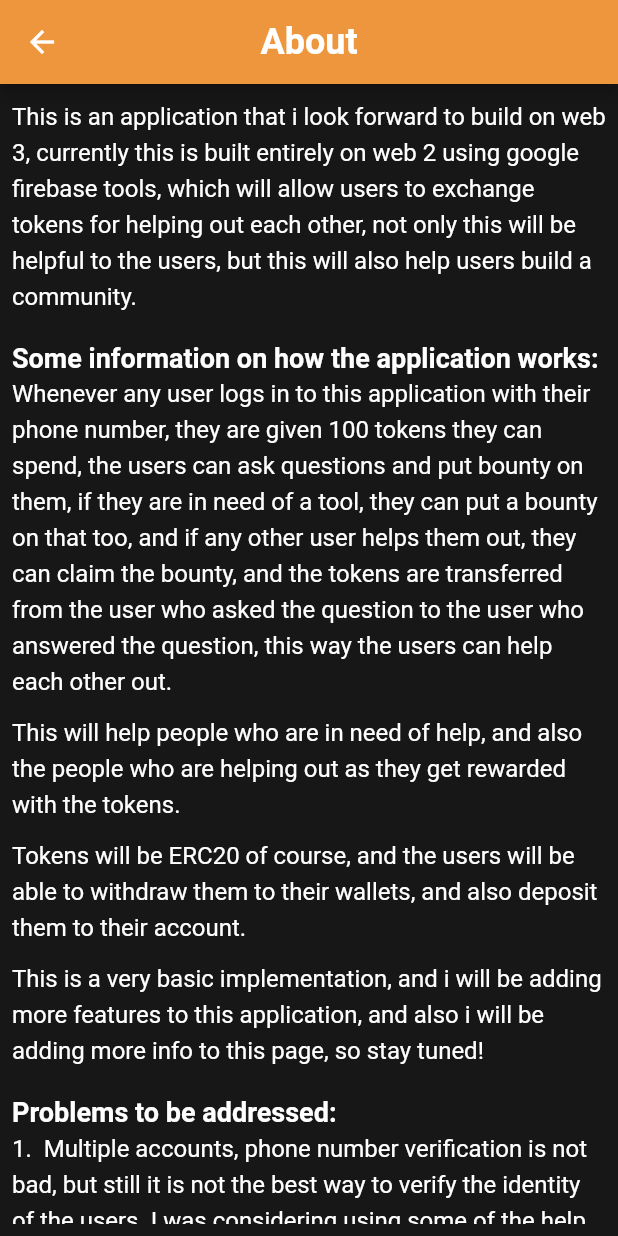
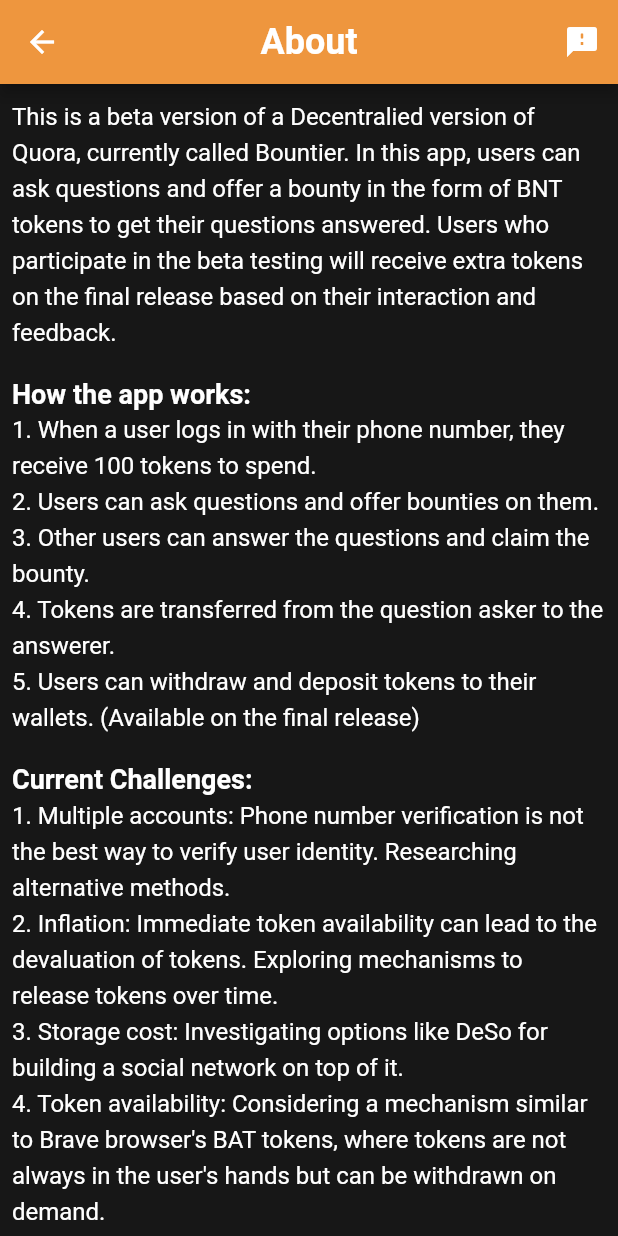
Before and after one commit to Schreezer/Insta, a Flutter app: the aboutScreen screen opened directly, on a phone screen of 412 x 824 dp. Run offline on Flutter 3.47's test engine with Material 2 defaults, Android fonts, the phone set to English and light mode, and no system bars; our stand-ins replace animated_text_kit, cached_network_image, cloud_firestore, country_picker, custom_sliding_segmented_control, firebase_auth and 8 more; missing offline and left inert: dart:html, otp_autofill, restart_app; accounts and stored records are empty; network calls fail.

Commit message:
Another set of changes

```diff
--- a/lib/resources/firestore_methods.dart
+++ b/lib/resources/firestore_methods.dart
@@ -50,8 +50,10 @@
         likes: [],
       );
 
-      _fireStore.collection("posts").doc(postId).set(post.toJson());
+      await _fireStore.collection("posts").doc(postId).set(post.toJson());
+
       res = "success";
+
     } catch (err) {
       res = err.toString();
       print(err);
--- a/lib/screens/about_screen.dart
+++ b/lib/screens/about_screen.dart
@@ -1,48 +1,103 @@
-import "package:flutter/material.dart";
-import "package:instagram/utils/colors.dart";
+import 'package:flutter/material.dart';
+import 'package:instagram/utils/colors.dart';
+import 'package:url_launcher/url_launcher.dart';
+// import 'package:url_launcher_platform_interface/url_launcher_platform_interface.dart';
 
 class aboutScreen extends StatelessWidget {
-  const aboutScreen({super.key});
+  const aboutScreen({Key? key}) : super(key: key);
 
   @override
   Widget build(BuildContext context) {
+    final Uri _url = Uri.parse('https://forms.gle/ecNUjxvLYwNFwo3r7');
+    Future<void> _launchUrl() async {
+      if (!await launchUrl(_url)) {
+        throw Exception('Could not launch $_url');
+      }
+    }
+
     return Scaffold(
       appBar: AppBar(
         backgroundColor: const Color.fromARGB(255, 238, 150, 62),
         title: const Text(
           "About",
-                style: TextStyle(fontSize: 24.0, fontWeight: FontWeight.w700, color: Colors.white),
+          style: TextStyle(
+            fontSize: 24.0,
+            fontWeight: FontWeight.w700,
+            color: Colors.white,
+          ),
         ),
         centerTitle: true,
+        actions: [
+          IconButton(
+            icon: const Icon(Icons.feedback_rounded),
+            onPressed: _launchUrl,
+          )
+        ],
       ),
-            body:
-            Padding(
+      body: Padding(
         padding: const EdgeInsets.all(8.0),
-              child: ListView(children: const [
-                Text("This is an application that i look forward to build on web 3, currently this is built entirely on web 2 using google firebase tools, which will allow users to exchange tokens for helping out each other, not only this will be helpful to the users, but this will also help users build a community.", style: TextStyle(fontSize: 16.0, height: 1.5)),
-                SizedBox(height: 20,),
-                Text("Some information on how the application works: ", style: TextStyle(fontSize: 18.0, fontWeight: FontWeight.w600)),
-                Text("Whenever any user logs in to this application with their phone number, they are given 100 tokens they can spend, the users can ask questions and put bounty on them, if they are in need of a tool, they can put a bounty on that too, and if any other user helps them out, they can claim the bounty, and the tokens are transferred from the user who asked the question to the user who answered the question, this way the users can help each other out.", style: TextStyle(fontSize: 16.0, height: 1.5)),
-                SizedBox(height: 10,),
-                Text("This will help people who are in need of help, and also the people who are helping out as they get rewarded with the tokens.", style: TextStyle(fontSize: 16.0, height: 1.5)),
-                SizedBox(height: 10,),
-                Text("Tokens will be ERC20 of course, and the users will be able to withdraw them to their wallets, and also deposit them to their account.", style: TextStyle(fontSize: 16.0, height: 1.5)),
-                SizedBox(height: 10,),
-                Text("This is a very basic implementation, and i will be adding more features to this application, and also i will be adding more info to this page, so stay tuned!", style: TextStyle(fontSize: 16.0, height: 1.5)),
-                SizedBox(height: 20,),
-                Text("Problems to be addressed: ", style: TextStyle(fontSize: 18.0, fontWeight: FontWeight.w600)),
-                Text("1.  Multiple accounts, phone number verification is not bad, but still it is not the best way to verify the identity of the users. I was considering using some of the help of WorldCoin, but i will need to study about it more.", style: TextStyle(fontSize: 16.0, height: 1.5)),
-                SizedBox(height: 10,),
-                Text("2.  Inflation, If the tokens are available immediately upon the account creation, the high selling pressure will not allow the value of the tokens to hold. I was thinking that it can be solved by building some sort of a mechanism by which the tokens are released to the users over time, but i will need to study about it more.", style: TextStyle(fontSize: 16.0, height: 1.5)),
-                SizedBox(height: 10,),
-                Text("3. Then the obvious problem comes in, who is gonna pay for the storage? I was considering using DeSo for the same as it will allow me to build a social network on top of it, but i will need to study about it more.", style: TextStyle(fontSize: 16.0, height: 1.5)),
-                SizedBox(height: 10,),
-                Text("4. I was also considering it to be kept something as how Brave browser does regarding the BAT tokens, as the tokens are not at all times in the hands of the users, but they can withdraw on demand when they wish to and it all becomes partially decentralised. This also requires more study.", style: TextStyle(fontSize: 16.0, height: 1.5)),
-                SizedBox(height: 10,),
-                Text("5. Another problem was that many users will be not willing to ask the questions, as they will need to put the bounty, but instead just be sitting there looking for the questions to come and look forward to collect the bounty. I was thinking that it wont be a problem since, if they know the answer, thats well and good, but i think, the people who legitimately need any help will still ask the quesitons, not sure how the public will behave, so it remains to be seen.", style: TextStyle(fontSize: 16.0, height: 1.5)),
-                SizedBox(height: 10,),
-                Text("6. What if the questioner refuses to release the bounty, even if the answer was helpful, for that i was considering bringing in oracles, the person who asked the question, can raise the issue with the oracles, this will cost 20% of the bounty in question to be paid by the issue raiser, and the oracles will decide if the bounty should be released or not, if the oracles decide that the bounty should be released, and the issue raiser will get the bounty that he paid to raise the issue, and if the oracles decide that the bounty should not be released, but i will need to study about it more as how how will the oracles will be selected.", style: TextStyle(fontSize: 16.0, height: 1.5)),
-              ],),
+        child: ListView(
+          children: const [
+            Text(
+              "This is a beta version of a Decentralied version of Quora, currently called Bountier. In this app, users can ask questions and offer a bounty in the form of BNT tokens to get their questions answered. Users who participate in the beta testing will receive extra tokens on the final release based on their interaction and feedback.",
+              style: TextStyle(fontSize: 16.0, height: 1.5),
+            ),
+            SizedBox(height: 20),
+            Text(
+              "How the app works:",
+              style: TextStyle(fontSize: 18.0, fontWeight: FontWeight.w600),
+            ),
+            Text(
+              "1. When a user logs in with their phone number, they receive 100 tokens to spend.",
+              style: TextStyle(fontSize: 16.0, height: 1.5),
+            ),
+            Text(
+              "2. Users can ask questions and offer bounties on them.",
+              style: TextStyle(fontSize: 16.0, height: 1.5),
+            ),
+            Text(
+              "3. Other users can answer the questions and claim the bounty.",
+              style: TextStyle(fontSize: 16.0, height: 1.5),
+            ),
+            Text(
+              "4. Tokens are transferred from the question asker to the answerer.",
+              style: TextStyle(fontSize: 16.0, height: 1.5),
+            ),
+            Text(
+              "5. Users can withdraw and deposit tokens to their wallets. (Available on the final release)",
+              style: TextStyle(fontSize: 16.0, height: 1.5),
+            ),
+            SizedBox(height: 20),
+            Text(
+              "Current Challenges:",
+              style: TextStyle(fontSize: 18.0, fontWeight: FontWeight.w600),
+            ),
+            Text(
+              "1. Multiple accounts: Phone number verification is not the best way to verify user identity. Researching alternative methods.",
+              style: TextStyle(fontSize: 16.0, height: 1.5),
+            ),
+            Text(
+              "2. Inflation: Immediate token availability can lead to the devaluation of tokens. Exploring mechanisms to release tokens over time.",
+              style: TextStyle(fontSize: 16.0, height: 1.5),
+            ),
+            Text(
+              "3. Storage cost: Investigating options like DeSo for building a social network on top of it.",
+              style: TextStyle(fontSize: 16.0, height: 1.5),
+            ),
+            Text(
+              "4. Token availability: Considering a mechanism similar to Brave browser's BAT tokens, where tokens are not always in the user's hands but can be withdrawn on demand.",
+              style: TextStyle(fontSize: 16.0, height: 1.5),
+            ),
+            Text(
+              "5. User behavior: Some users may not be willing to ask questions if they have to provide a bounty. Observing user behavior to understand their preferences.",
+              style: TextStyle(fontSize: 16.0, height: 1.5),
+            ),
+            Text(
+              "6. Bounty release disputes: Introducing oracles to resolve disputes between question askers and answerers. Further research required on oracle selection process.",
+              style: TextStyle(fontSize: 16.0, height: 1.5),
+            ),
+          ],
+        ),
       ),
     );
   }
--- a/lib/screens/landing_scree.dart
+++ b/lib/screens/landing_scree.dart
@@ -22,14 +22,17 @@
   Timer? _timer;
 
   final List<String> texts = [
-    'Stuck at Something? \n Put a Bounty on it!',
+    'Stuck at Something? \n Want to resolve something? \n Put a Bounty on it!',
     'So What is Bountier? \n\n',
     'A place where you can trade knowledge, seek help, help others, all in exchange for the native currency BNT',
+    "Try the Beta version of the App now! and see what it's all about!\n\n Just click the Sign Up button below!"
   ];
   final List<Color> colors = [
     Colors.blue.shade200,
     Colors.red.shade200,
     Colors.green.shade200,
+    Colors.grey,
+
   ];
 
   @override
@@ -74,11 +77,12 @@
       PageView.builder(
         controller: _pageController,
         itemCount: texts.length,
-        scrollDirection: width > 600 ? Axis.vertical : Axis.horizontal,
+        scrollDirection: Axis.vertical,
+        // width > 600 ? Axis.vertical : Axis.horizontal,
         itemBuilder: (context, index) {
           return DecoratedBox(
             decoration: BoxDecoration(
-              color: colors[index % 3],
+              color: colors[index % 4],
             ),
             child: SizedBox(
               height: MediaQuery.of(context).size.height,
--- a/pubspec.yaml
+++ b/pubspec.yaml
@@ -54,6 +54,7 @@
   photo_view: ^0.14.0
   provider: ^6.0.5
   restart_app: ^1.2.1
+  url_launcher: ^6.1.12
   uuid: ^3.0.7
 
 dev_dependencies:
```
Also changed, not shown: lib/screens/add_post_screen.dart (+22 -19 lines), lib/screens/feed_screen.dart (+28 -11 lines), pubspec.lock, 9 other files. Lines whose indentation alone changed are shown as unchanged.
